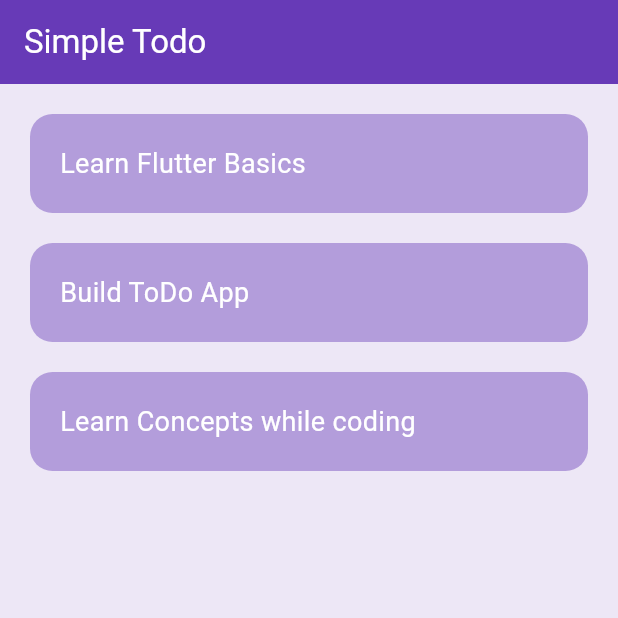
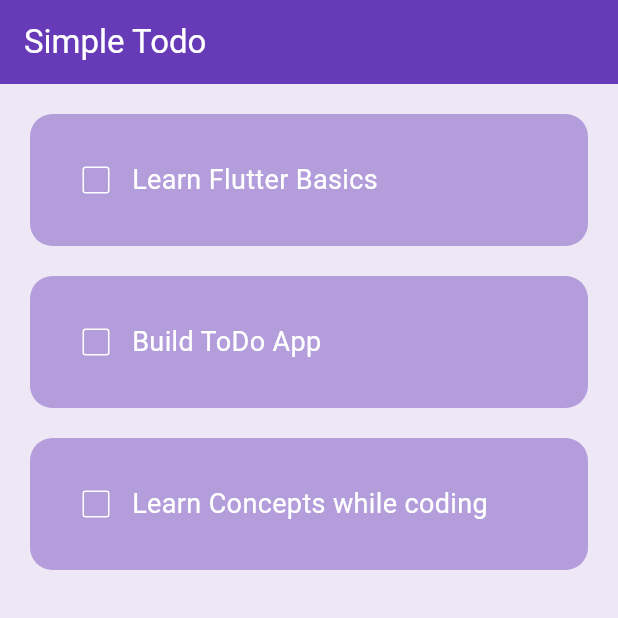
Before and after one commit to vardhanlali/TodoApp, a Flutter app: the screen it shows after launch, on a phone screen of 412 x 824 dp, the top half of it. Run offline on Flutter 3.47's test engine with Material 3 defaults, Android fonts, the phone set to English and light mode, and no system bars.

Commit message:
Added checkboxes to the task list items for marking as completed

```diff
--- a/lib/pages/home_page.dart
+++ b/lib/pages/home_page.dart
@@ -1,15 +1,26 @@
 import 'package:appss/utils/todo_list.dart';
 import 'package:flutter/material.dart';
 
-class HomePage extends StatelessWidget {
+class HomePage extends StatefulWidget {
   HomePage({super.key});
 
+  @override
+  State<HomePage> createState() => _HomePageState();
+}
+
+class _HomePageState extends State<HomePage> {
   List toDoList = [
     ['Learn Flutter Basics', false],
     ['Build ToDo App', false],
     ['Learn Concepts while coding', false],
 
   ];
+
+  void checkBoxChanged(int index, bool? value) {
+    setState(() {
+      toDoList[index][1] = value ?? false;
+    });
+  }
 
   @override
   Widget build(BuildContext context) {
@@ -25,6 +36,8 @@ class HomePage extends StatelessWidget {
         itemBuilder: (BuildContext context, index) {
           return TodoList(
             taskName: toDoList[index][0], // Passing the task name
+            taskCompleted: toDoList[index][1],
+            onChanged: (value) => checkBoxChanged(index, value), // Pass value to checkBoxChanged
           );
         },
       ),
--- a/lib/utils/todo_list.dart
+++ b/lib/utils/todo_list.dart
@@ -1,9 +1,16 @@
 import 'package:flutter/material.dart';
 
 class TodoList extends StatelessWidget {
-  const TodoList({super.key, required this.taskName});
+  const TodoList({
+    super.key,
+    required this.taskName,
+    required this.taskCompleted,
+    this.onChanged
+  });
 
   final String taskName; // Receives the task name
+  final bool taskCompleted;
+  final Function(bool?)? onChanged;
 
   @override
   Widget build(BuildContext context) {
@@ -20,12 +27,25 @@ class TodoList extends StatelessWidget {
           color: Colors.deepPurple.shade200,
           borderRadius: BorderRadius.circular(15), // Border radius applied here
         ),
-        child: Text(
-          taskName, // Using the passed task name
-          style: const TextStyle(
-            color: Colors.white,
-            fontSize: 18,
-          ),
+        child: Row(
+          children: [
+            Checkbox(
+                value: taskCompleted,
+                onChanged: onChanged,
+                checkColor: Colors.black,
+                activeColor: Colors.white,
+                side: const BorderSide(
+                  color: Colors.white,
+                ),
+            ),
+            Text(
+              taskName, // Using the passed task name
+              style: const TextStyle(
+                color: Colors.white,
+                fontSize: 18,
+              ),
+            ),
+          ],
         ),
       ),
     );
```
